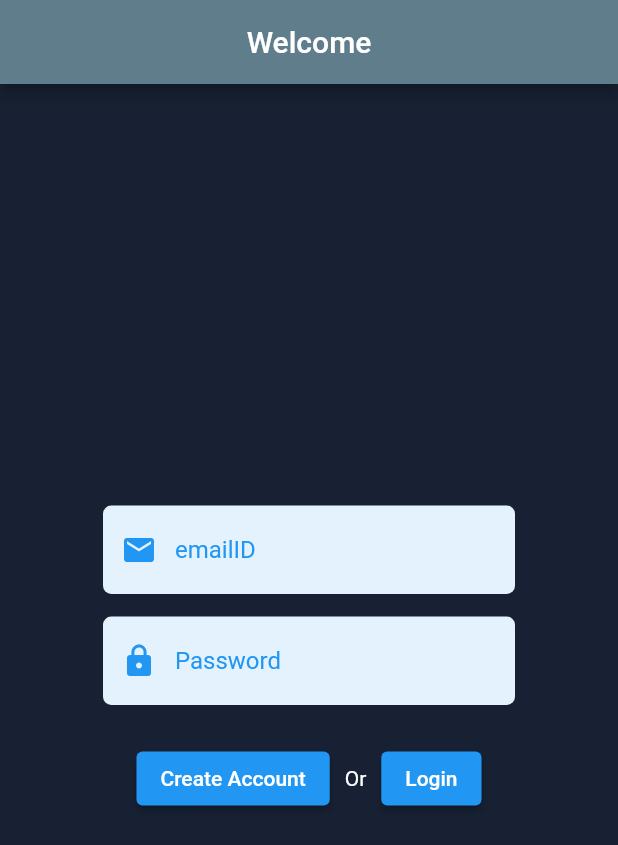
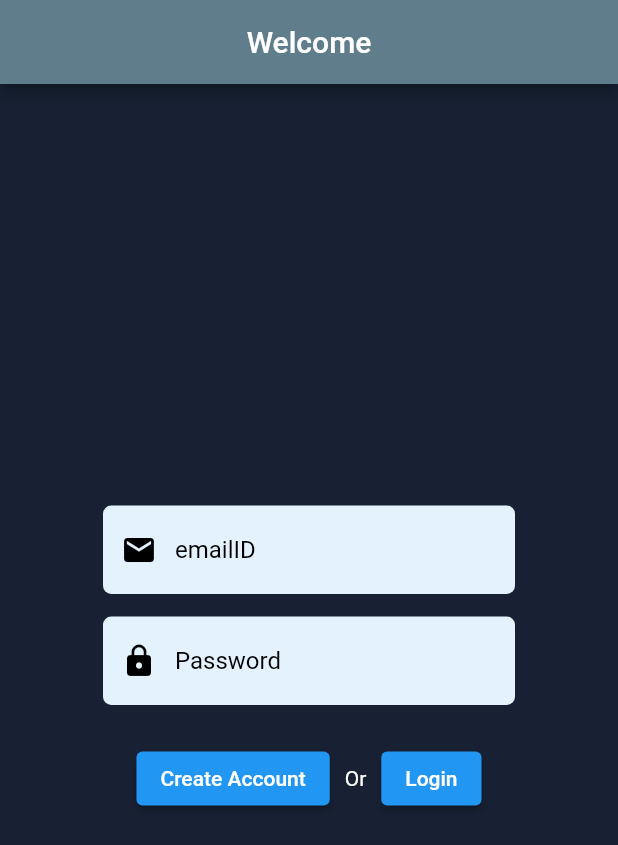
Before and after one commit to Sumanmali019/audiorecoder, a Flutter app: the screen it shows after launch, after a tap on "Create Account", on a phone screen of 412 x 824 dp. Shown: the top 845 px of the screen. Run offline on Flutter 3.47's test engine with Material 2 defaults, Android fonts, the phone set to English and light mode, and no system bars; our stand-ins replace avatar_glow, firebase_auth, firebase_core, firebase_storage, get; missing offline and left inert: dart:html, flutter_sound_lite; accounts and stored records are empty; network calls fail.

```diff
--- a/lib/firebaseAuth/login_service.dart
+++ b/lib/firebaseAuth/login_service.dart
@@ -1,4 +1,4 @@
-import 'package:audiorecoed/firebaseAuth/firebase.dart';
+import 'package:audiorecoed/firebaseAuth/export_firebase.dart';
 
 final FirebaseAuth _auth = FirebaseAuth.instance;
 
@@ -34,7 +34,7 @@ class Authentication {
         userEmail = user.email;
         Get.to(() => const Homepage());
       }
-      const SnackBar(content: Text('Logged in successfully'));
+      print('Logged in successfully');
     } on FirebaseAuthException catch (e) {
       switch (e.code) {
         case 'weak password':
@@ -45,7 +45,7 @@ class Authentication {
               content: Text('The account already exists for that email.'));
           break;
         default:
-          const SnackBar(content: Text('Error in signup'));
+          print('error');
       }
     }
   }
--- a/lib/firebaseAuth/sign_up.dart
+++ b/lib/firebaseAuth/sign_up.dart
@@ -1,4 +1,4 @@
-import 'package:audiorecoed/firebaseAuth/firebase.dart';
+import 'package:audiorecoed/firebaseAuth/export_firebase.dart';
 
 class Singup extends StatefulWidget {
   const Singup({Key? key}) : super(key: key);
@@ -73,9 +73,9 @@ class _SingupState extends State<Singup> {
               borderSide: const BorderSide(color: Colors.transparent),
               borderRadius: BorderRadius.circular(5.5),
             ),
-            prefixIcon: Icon(prefixIcons, color: Colors.blue),
+            prefixIcon: Icon(prefixIcons, color: Colors.black),
             hintText: labelText,
-            hintStyle: const TextStyle(color: Colors.blue),
+            hintStyle: const TextStyle(color: Colors.black),
             filled: true,
             fillColor: Colors.blue[50],
           ),
@@ -103,7 +103,7 @@ class _SingupState extends State<Singup> {
             ),
             prefixIcon: Icon(prefixIcons, color: Colors.blue),
             hintText: labelText,
-            hintStyle: const TextStyle(color: Colors.blue),
+            hintStyle: const TextStyle(color: Colors.black),
             filled: true,
             fillColor: Colors.blue[50],
           ),
--- /dev/null
+++ b/lib/soundAPI/export_soundapi.dart
@@ -0,0 +1,3 @@
+export 'package:flutter_sound_lite/flutter_sound.dart';
+export 'package:flutter/widgets.dart';
+export 'package:flutter_sound_lite/flutter_sound.dart';
--- a/lib/soundAPI/sound_player.dart
+++ b/lib/soundAPI/sound_player.dart
@@ -1,5 +1,4 @@
-import 'package:flutter/widgets.dart';
-import 'package:flutter_sound_lite/flutter_sound.dart';
+import 'package:audiorecoed/soundAPI/export_soundapi.dart';
 
 class SoundPlayer {
   FlutterSoundPlayer? _audioPlayer;
```
Also changed, not shown: lib/screens/export_screen.dart (added, +9 -0 lines), lib/screens/homescreen.dart (+1 -22 lines), lib/soundAPI/upload_api.dart (deleted, +0 -87 lines), lib/firebaseAuth/export_firebase.dart (renamed from lib/firebaseAuth/firebase.dart).
